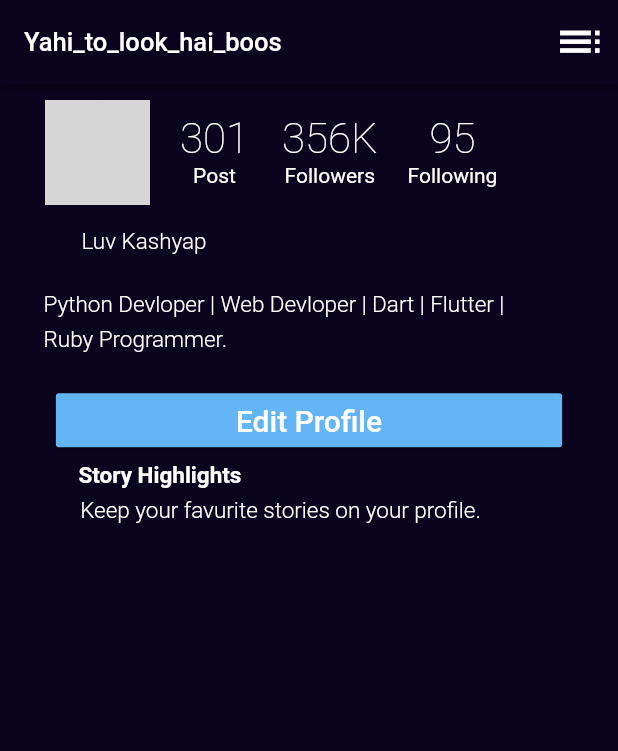
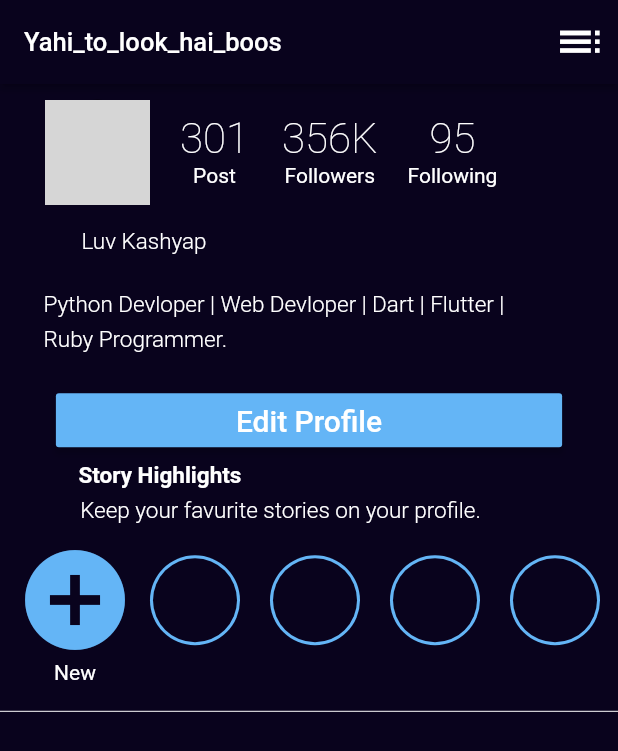
Before and after one commit to Lokesh7688/InstaGram_Recreate, a Flutter app: the userprofile screen opened directly, on a phone screen of 412 x 824 dp. Shown: the top 751 px of the screen. Run offline on Flutter 3.47's test engine with Material 2 defaults, Android fonts, the phone set to English and light mode, and no system bars; network calls fail; grey boxes are pictures that could not be loaded.

Commit message:
story highlights

```diff
--- a/lib/profile.dart
+++ b/lib/profile.dart
@@ -223,9 +223,100 @@ class _userprofileState extends State<userprofile> {
               ],
             ),
           ),
-          Row(
-            crossAxisAlignment: CrossAxisAlignment.center,
-            children: <Widget>[],
+          Padding(
+            padding: const EdgeInsets.all(10.0),
+            child: Container(
+              child: SingleChildScrollView(
+                scrollDirection: Axis.horizontal,
+                child: Row(
+                  crossAxisAlignment: CrossAxisAlignment.start,
+                  children: <Widget>[
+                    Column(
+                      children: <Widget>[
+                        Icon(
+                          Icons.add_circle,
+                          size: 80.0,
+                          color: Color(0xff64B5F6),
+                        ),
+                        Row(
+                          children: <Widget>[
+                            Text(
+                              "New",
+                              style: TextStyle(
+                                color: Colors.white,
+                              ),
+                            )
+                          ],
+                        ),
+                      ],
+                    ),
+                    Padding(
+                      padding: const EdgeInsets.all(10.0),
+                      child: Column(
+                        children: <Widget>[
+                          CircleAvatar(
+                            radius: 30,
+                            backgroundColor: Color(0xff64B5F6),
+                            child: CircleAvatar(
+                              backgroundColor: Color(0xff09031d),
+                              radius: 28,
+                            ),
+                          ),
+                        ],
+                      ),
+                    ),
+                    Padding(
+                      padding: const EdgeInsets.all(10.0),
+                      child: Column(
+                        children: <Widget>[
+                          CircleAvatar(
+                            radius: 30,
+                            backgroundColor: Color(0xff64B5F6),
+                            child: CircleAvatar(
+                              backgroundColor: Color(0xff09031d),
+                              radius: 28,
+                            ),
+                          ),
+                        ],
+                      ),
+                    ),
+                    Padding(
+                      padding: const EdgeInsets.all(10.0),
+                      child: Column(
+                        children: <Widget>[
+                          CircleAvatar(
+                            radius: 30,
+                            backgroundColor: Color(0xff64B5F6),
+                            child: CircleAvatar(
+                              backgroundColor: Color(0xff09031d),
+                              radius: 28,
+                            ),
+                          ),
+                        ],
+                      ),
+                    ),
+                    Padding(
+                      padding: const EdgeInsets.all(10.0),
+                      child: Column(
+                        children: <Widget>[
+                          CircleAvatar(
+                            radius: 30,
+                            backgroundColor: Color(0xff64B5F6),
+                            child: CircleAvatar(
+                              backgroundColor: Color(0xff09031d),
+                              radius: 28,
+                            ),
+                          ),
+                        ],
+                      ),
+                    ),
+                  ],
+                ),
+              ),
+            ),
+          ),
+          Divider(
+            color: Colors.white,
           )
         ],
       ),
```
